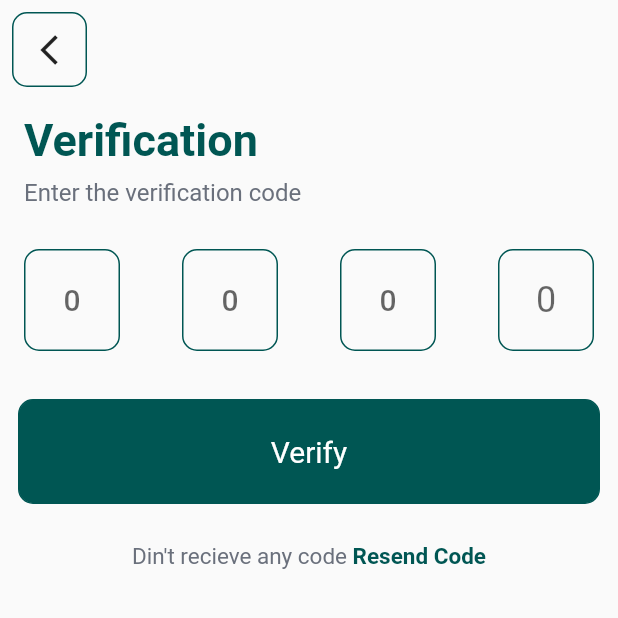
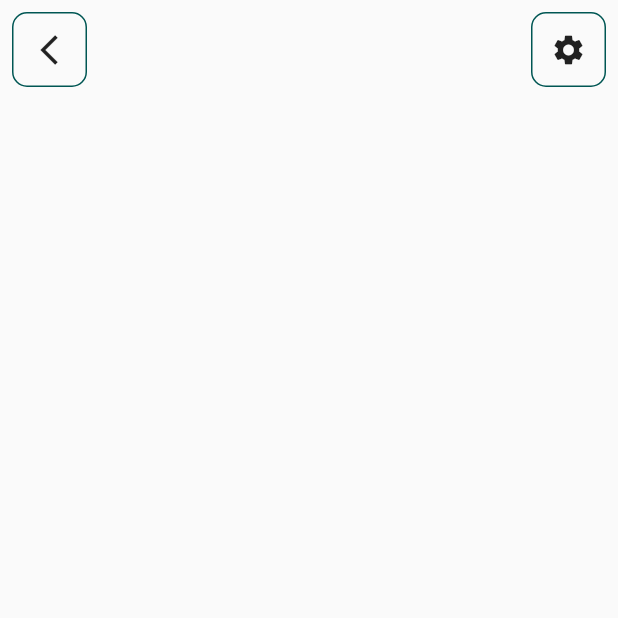
Before and after one commit to Praneetha29/Kavach, a Flutter app: the OtpForm screen opened directly, after a tap on "Verify", on a phone screen of 412 x 824 dp, the top half of it. Run offline on Flutter 3.47's test engine with Material 2 defaults, Android fonts, the phone set to English and light mode, and no system bars.

Commit message:
added user profile screen

```diff
--- a/kavach_app/lib/Screens/otp_form.dart
+++ b/kavach_app/lib/Screens/otp_form.dart
@@ -1,6 +1,7 @@
 import 'package:flutter/material.dart';
 import 'package:flutter/services.dart';
 import 'package:kavach_app/Screens/login_screen.dart';
+import 'package:kavach_app/Screens/user_profile.dart';
 import 'package:kavach_app/screens/forgot_password.dart';
 import 'package:kavach_app/widgets/customized_button.dart';
 
@@ -195,7 +196,7 @@ class _OtpFormState extends State<OtpForm> {
                 textColor: Colors.white,
                 onPressed: () {
                   Navigator.push(context,
-                    MaterialPageRoute(builder: (_) => OtpForm()));
+                    MaterialPageRoute(builder: (_) => UserProfile()));
                 },
               ),
 
--- /dev/null
+++ b/kavach_app/lib/Screens/user_profile.dart
@@ -0,0 +1,65 @@
+import 'package:flutter/material.dart';
+
+class UserProfile extends StatelessWidget {
+  const UserProfile({Key? key});
+
+  @override
+  Widget build(BuildContext context) {
+    return SafeArea(
+      child: Scaffold(
+        body: Container(
+          height: MediaQuery.of(context).size.height,
+          width: double.infinity,
+          child: Column(
+            crossAxisAlignment: CrossAxisAlignment.start,
+            children: [
+              Padding(
+                padding: const EdgeInsets.all(8.0),
+                child: Row(
+                  children: [
+                    Container(
+                      height: 50,
+                      width: 50,
+                      decoration: BoxDecoration(
+                        border: Border.all(
+                          color: const Color(0XFF005653),
+                          width: 1,
+                        ),
+                        borderRadius: BorderRadius.circular(10),
+                      ),
+                      child: IconButton(
+                        icon: const Icon(Icons.arrow_back_ios_sharp),
+                        onPressed: () {
+                          Navigator.pop(context);
+                        },
+                      ),
+                    ),
+                    const Spacer(),
+                    Container(
+                      height: 50,
+                      width: 50,
+                      decoration: BoxDecoration(
+                        border: Border.all(
+                          color: const Color(0XFF005653),
+                          width: 1,
+                        ),
+                        borderRadius: BorderRadius.circular(10),
+                      ),
+                      child: IconButton(
+                        icon: const Icon(Icons.settings),
+                        onPressed: () {
+                          Navigator.pop(context);
+                        },
+                      ),
+                    ),
+                  ],
+                ),
+              ),
+
+            ],
+          ),
+        ),
+      ),
+    );
+  }
+}
--- a/kavach_app/pubspec.yaml
+++ b/kavach_app/pubspec.yaml
@@ -30,6 +30,9 @@ environment:
 dependencies:
   flutter:
     sdk: flutter
+  line_awesome_flutter: ^2.0.0
+  flutter_screenutil: ^5.9.0
+
 
 
   # The following adds the Cupertino Icons font to your application.
```
Also changed, not shown: kavach_app/pubspec.lock.
